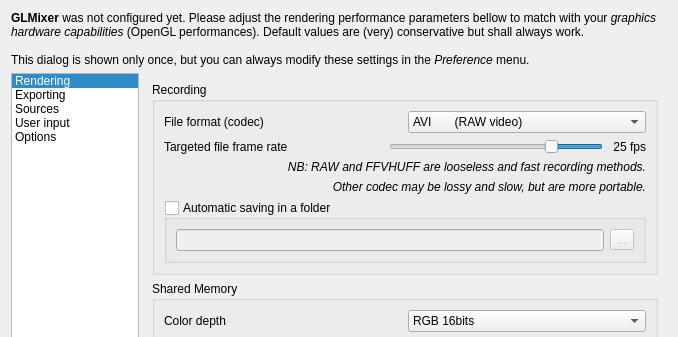
This is src/UserPreferencesDialog.ui in markus-wa/glmixer-mirror as Qt 5 draws it before an edit; both pictures show x 0 to 678 and y 0 to 337 of the 678 by 648 pixel window. The edited form follows.
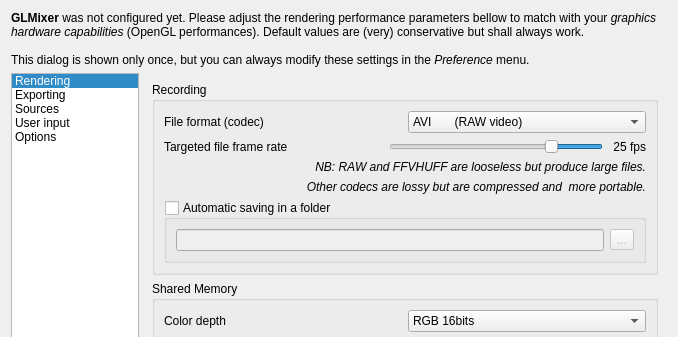
This is the edited form. The open tabs and pages were chosen to show the change. Icons and pictures are not drawn. Custom widgets are drawn as their Qt base class.

What changed in the file:
```diff
--- a/src/UserPreferencesDialog.ui
+++ b/src/UserPreferencesDialog.ui
@@ -795,7 +795,7 @@
                  <string notr="true">font: italic;</string>
                 </property>
                 <property name="text">
-                 <string>NB: RAW and FFVHUFF are looseless and fast recording methods.</string>
+                 <string>NB: RAW and FFVHUFF are looseless but produce large files.</string>
                 </property>
                 <property name="alignment">
                  <set>Qt::AlignRight|Qt::AlignTrailing|Qt::AlignVCenter</set>
@@ -808,7 +808,7 @@
                  <string notr="true">font: italic;</string>
                 </property>
                 <property name="text">
-                 <string>Other codec may be lossy and slow, but are more portable.</string>
+                 <string>Other codecs are lossy but are compressed and  more portable.</string>
                 </property>
                 <property name="alignment">
                  <set>Qt::AlignRight|Qt::AlignTrailing|Qt::AlignVCenter</set>
```
